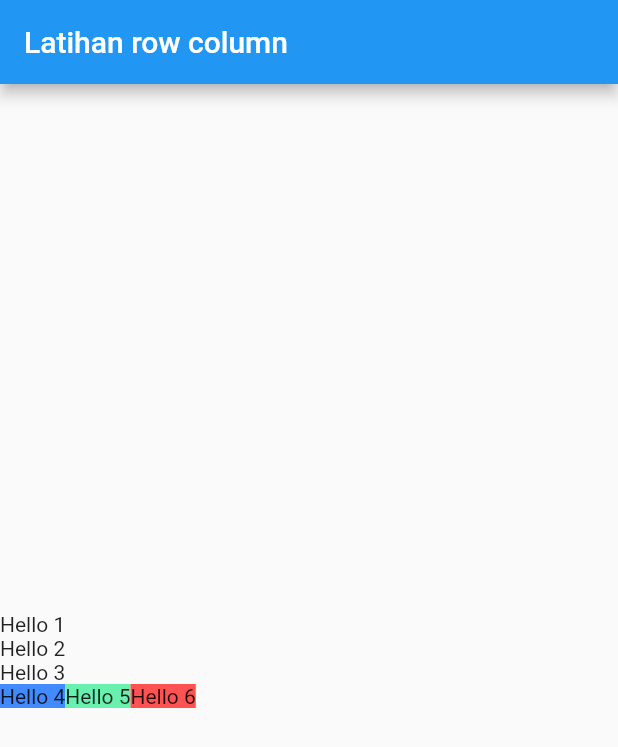
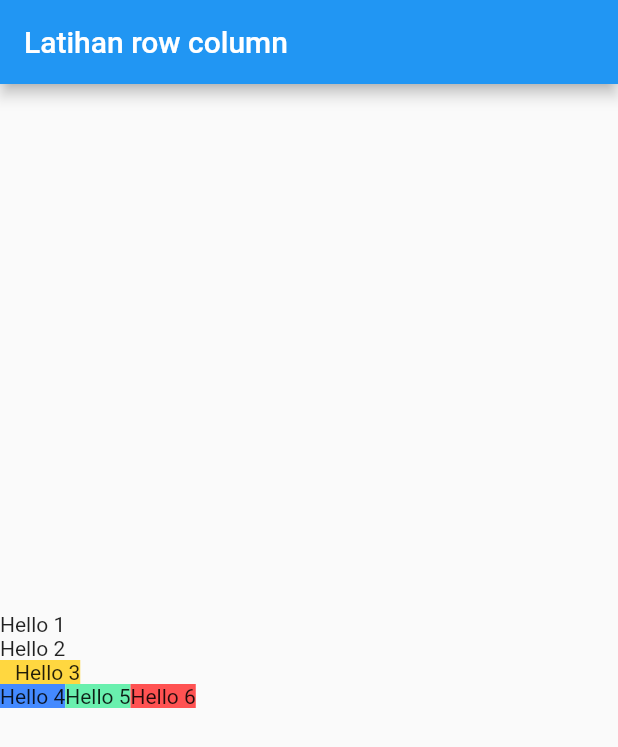
Before and after one commit to gunzxx/Flutter-Learn, a Flutter app: the screen it shows after launch, on a phone screen of 412 x 824 dp. Shown: the top 747 px of the screen. Run offline on Flutter 3.47's test engine with Material 2 defaults, Android fonts, the phone set to English and light mode, and no system bars.

Commit message:
check row have a margin or no and add cont padding

```diff
--- a/f_01/lib/main.dart
+++ b/f_01/lib/main.dart
@@ -19,7 +19,11 @@ class MyApp extends StatelessWidget {
           children: [
             const Text("Hello 1"),
             const Text("Hello 2"),
-            const Text("Hello 3"),
+            Container(
+              child: Text("Hello 3"),
+              color: Colors.amberAccent,
+              padding: EdgeInsets.only(left: 10),
+            ),
             Row(
               mainAxisAlignment: MainAxisAlignment.start,
               // crossAxisAlignment: CrossAxisAlignment.start,
```
